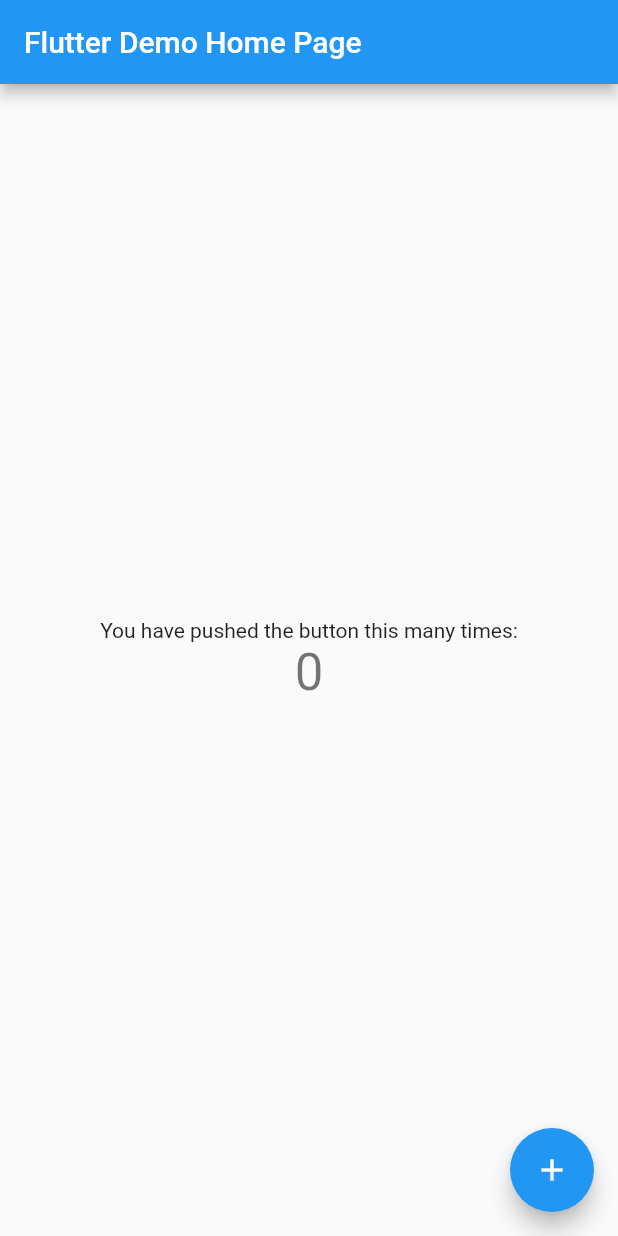
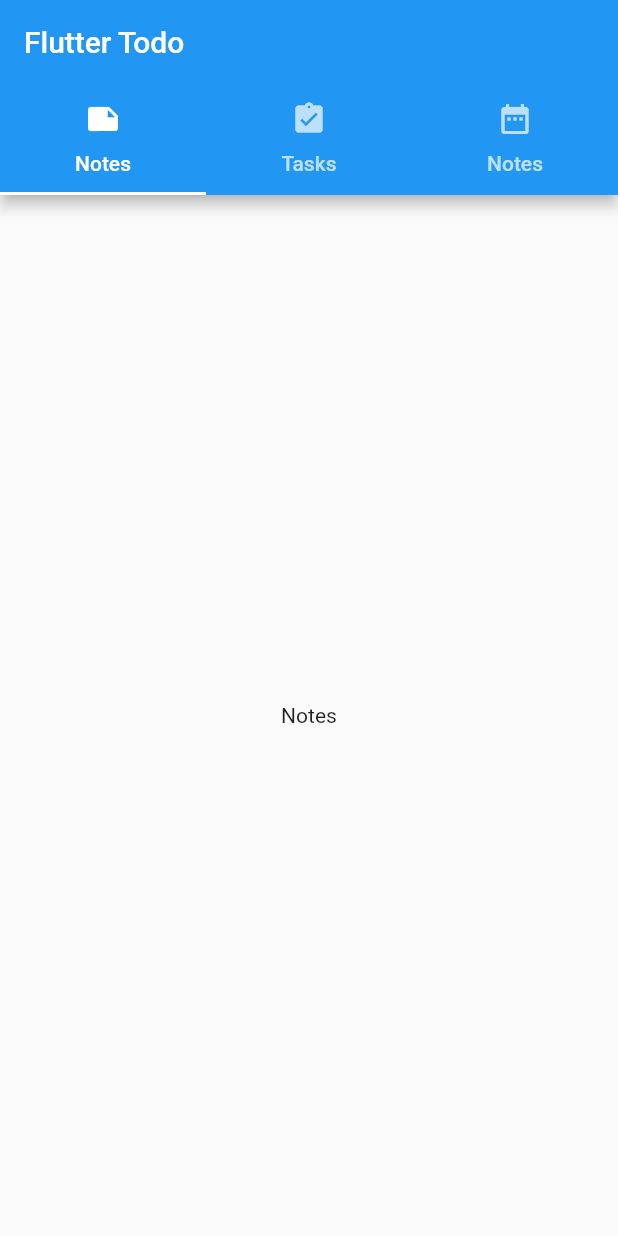
Before and after one commit to yinhaiyang/FlutterTodo, a Flutter app: the screen it shows after launch, on a phone screen of 412 x 824 dp. Run offline on Flutter 3.47's test engine with Material 2 defaults, Android fonts, the phone set to English and light mode, and no system bars.

Commit message:
fundamental file structure and base UI frame

```diff
--- /dev/null
+++ b/lib/appointments/appointments.dart
@@ -0,0 +1,10 @@
+import 'package:flutter/material.dart';
+
+class Appointments extends StatelessWidget {
+  @override
+  Widget build(BuildContext context) {
+    return Center(
+      child: Text("Appointments"),
+    );
+  }
+}
--- a/lib/main.dart
+++ b/lib/main.dart
@@ -1,7 +1,21 @@
+import 'dart:io';
+
 import 'package:flutter/material.dart';
+import 'package:flutter_todo/tasks/tasks.dart';
+import 'package:path_provider/path_provider.dart';
+import 'appointments/appointments.dart';
+import 'notes/notes.dart';
+import 'utils.dart' as utils;
 
 void main() {
-  runApp(MyApp());
+  WidgetsFlutterBinding.ensureInitialized();
+  startMeUp() async {
+    Directory docsDir = await getApplicationDocumentsDirectory();
+    utils.docsDir = docsDir;
+    runApp(MyApp());
+  }
+
+  startMeUp();
 }
 
 class MyApp extends StatelessWidget {
@@ -9,109 +23,21 @@ class MyApp extends StatelessWidget {
   @override
   Widget build(BuildContext context) {
     return MaterialApp(
-      title: 'Flutter Demo',
-      theme: ThemeData(
-        // This is the theme of your application.
-        //
-        // Try running your application with "flutter run". You'll see the
-        // application has a blue toolbar. Then, without quitting the app, try
-        // changing the primarySwatch below to Colors.green and then invoke
-        // "hot reload" (press "r" in the console where you ran "flutter run",
-        // or simply save your changes to "hot reload" in a Flutter IDE).
-        // Notice that the counter didn't reset back to zero; the application
-        // is not restarted.
-        primarySwatch: Colors.blue,
-        // This makes the visual density adapt to the platform that you run
-        // the app on. For desktop platforms, the controls will be smaller and
-        // closer together (more dense) than on mobile platforms.
-        visualDensity: VisualDensity.adaptivePlatformDensity,
-      ),
-      home: MyHomePage(title: 'Flutter Demo Home Page'),
-    );
+        title: 'Flutter Todo',
+        theme: ThemeData(),
+        home: DefaultTabController(
+          length: 3,
+          child: Scaffold(
+            appBar: AppBar(
+              title: Text("Flutter Todo"),
+              bottom: TabBar(tabs: [
+                Tab(icon: Icon(Icons.note), text: "Notes"),
+                Tab(icon: Icon(Icons.assignment_turned_in), text: "Tasks"),
+                Tab(icon: Icon(Icons.date_range), text: "Notes"),
+              ]),
+            ),
+            body: TabBarView(children: [Notes(), Tasks(), Appointments()]),
+          ),
+        ));
   }
 }
-
-class MyHomePage extends StatefulWidget {
-  MyHomePage({Key key, this.title}) : super(key: key);
-
-  // This widget is the home page of your application. It is stateful, meaning
-  // that it has a State object (defined below) that contains fields that affect
-  // how it looks.
-
-  // This class is the configuration for the state. It holds the values (in this
-  // case the title) provided by the parent (in this case the App widget) and
-  // used by the build method of the State. Fields in a Widget subclass are
-  // always marked "final".
-
-  final String title;
-
-  @override
-  _MyHomePageState createState() => _MyHomePageState();
-}
-
-class _MyHomePageState extends State<MyHomePage> {
-  int _counter = 0;
-
-  void _incrementCounter() {
-    setState(() {
-      // This call to setState tells the Flutter framework that something has
-      // changed in this State, which causes it to rerun the build method below
-      // so that the display can reflect the updated values. If we changed
-      // _counter without calling setState(), then the build method would not be
-      // called again, and so nothing would appear to happen.
-      _counter++;
-    });
-  }
-
-  @override
-  Widget build(BuildContext context) {
-    // This method is rerun every time setState is called, for instance as done
-    // by the _incrementCounter method above.
-    //
-    // The Flutter framework has been optimized to make rerunning build methods
-    // fast, so that you can just rebuild anything that needs updating rather
-    // than having to individually change instances of widgets.
-    return Scaffold(
-      appBar: AppBar(
-        // Here we take the value from the MyHomePage object that was created by
-        // the App.build method, and use it to set our appbar title.
-        title: Text(widget.title),
-      ),
-      body: Center(
-        // Center is a layout widget. It takes a single child and positions it
-        // in the middle of the parent.
-        child: Column(
-          // Column is also a layout widget. It takes a list of children and
-          // arranges them vertically. By default, it sizes itself to fit its
-          // children horizontally, and tries to be as tall as its parent.
-          //
-          // Invoke "debug painting" (press "p" in the console, choose the
-          // "Toggle Debug Paint" action from the Flutter Inspector in Android
-          // Studio, or the "Toggle Debug Paint" command in Visual Studio Code)
-          // to see the wireframe for each widget.
-          //
-          // Column has various properties to control how it sizes itself and
-          // how it positions its children. Here we use mainAxisAlignment to
-          // center the children vertically; the main axis here is the vertical
-          // axis because Columns are vertical (the cross axis would be
-          // horizontal).
-          mainAxisAlignment: MainAxisAlignment.center,
-          children: <Widget>[
-            Text(
-              'You have pushed the button this many times:',
-            ),
-            Text(
-              '$_counter',
-              style: Theme.of(context).textTheme.headline4,
-            ),
-          ],
-        ),
-      ),
-      floatingActionButton: FloatingActionButton(
-        onPressed: _incrementCounter,
-        tooltip: 'Increment',
-        child: Icon(Icons.add),
-      ), // This trailing comma makes auto-formatting nicer for build methods.
-    );
-  }
-}
--- /dev/null
+++ b/lib/notes/notes.dart
@@ -0,0 +1,10 @@
+import 'package:flutter/material.dart';
+
+class Notes extends StatelessWidget {
+  @override
+  Widget build(BuildContext context) {
+    return Center(
+      child: Text("Notes"),
+    );
+  }
+}
--- /dev/null
+++ b/lib/tasks/tasks.dart
@@ -0,0 +1,10 @@
+import 'package:flutter/material.dart';
+
+class Tasks extends StatelessWidget {
+  @override
+  Widget build(BuildContext context) {
+    return Center(
+      child: Text("Tasks"),
+    );
+  }
+}
--- /dev/null
+++ b/lib/utils.dart
@@ -0,0 +1,3 @@
+import 'dart:io';
+
+Directory docsDir;
```
Also changed, not shown: pubspec.yaml (+7 -53 lines), lib/appointments/appointmentsDBWorker.dart (added), lib/appointments/appointmentsEntry.dart (added), lib/appointments/appointmentsList.dart (added), lib/appointments/appointmentsModel.dart (added), lib/notes/notesDBWorker.dart (added), lib/notes/notesEntry.dart (added), lib/notes/notesList.dart (added), lib/notes/notesModel.dart (added), lib/tasks/tasksDBWorker.dart (added), lib/tasks/tasksEntry.dart (added), lib/tasks/tasksList.dart (added), lib/tasks/tasksModel.dart (added), pubspec.lock, 4 other files.
